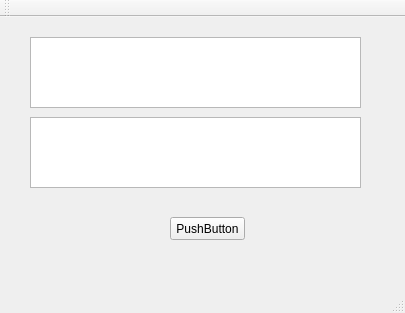
Qt form mathparsermainwindow.ui (jan-henkel/MathParser) before a commit.
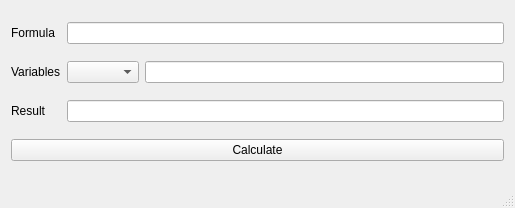
The same form after that commit.

Commit message: Modify interpreter, add rudimentary UI

Patch:
```diff
--- a/mathparsermainwindow.ui
+++ b/mathparsermainwindow.ui
@@ -6,47 +6,56 @@
    <rect>
     <x>0</x>
     <y>0</y>
-    <width>405</width>
-    <height>313</height>
+    <width>515</width>
+    <height>208</height>
    </rect>
   </property>
   <property name="windowTitle">
    <string>MathParserMainWindow</string>
   </property>
   <widget class="QWidget" name="centralWidget">
-   <widget class="QTextEdit" name="formulaTextEdit">
-    <property name="geometry">
-     <rect>
-      <x>30</x>
-      <y>20</y>
-      <width>331</width>
-      <height>71</height>
-     </rect>
-    </property>
-   </widget>
-   <widget class="QTextEdit" name="resultTextEdit">
-    <property name="geometry">
-     <rect>
-      <x>30</x>
-      <y>100</y>
-      <width>331</width>
-      <height>71</height>
-     </rect>
-    </property>
-   </widget>
-   <widget class="QPushButton" name="pushButton">
-    <property name="geometry">
-     <rect>
-      <x>170</x>
-      <y>200</y>
-      <width>75</width>
-      <height>23</height>
-     </rect>
-    </property>
-    <property name="text">
-     <string>PushButton</string>
-    </property>
-   </widget>
+   <layout class="QGridLayout" name="gridLayout">
+    <item row="0" column="0">
+     <widget class="QLabel" name="formulaLabel">
+      <property name="text">
+       <string>Formula</string>
+      </property>
+     </widget>
+    </item>
+    <item row="0" column="1" colspan="2">
+     <widget class="QLineEdit" name="formulaLineEdit"/>
+    </item>
+    <item row="1" column="0">
+     <widget class="QLabel" name="variablesLabel">
+      <property name="text">
+       <string>Variables</string>
+      </property>
+     </widget>
+    </item>
+    <item row="1" column="1">
+     <widget class="QComboBox" name="variablesComboBox"/>
+    </item>
+    <item row="1" column="2">
+     <widget class="QLineEdit" name="variablesLineEdit"/>
+    </item>
+    <item row="2" column="0">
+     <widget class="QLabel" name="resultLabel">
+      <property name="text">
+       <string>Result</string>
+      </property>
+     </widget>
+    </item>
+    <item row="2" column="1" colspan="2">
+     <widget class="QLineEdit" name="resultLineEdit"/>
+    </item>
+    <item row="3" column="0" colspan="3">
+     <widget class="QPushButton" name="calculatePushButton">
+      <property name="text">
+       <string>Calculate</string>
+      </property>
+     </widget>
+    </item>
+   </layout>
   </widget>
   <widget class="QMenuBar" name="menuBar">
    <property name="geometry">
@@ -58,14 +67,6 @@
     </rect>
    </property>
   </widget>
-  <widget class="QToolBar" name="mainToolBar">
-   <attribute name="toolBarArea">
-    <enum>TopToolBarArea</enum>
-   </attribute>
-   <attribute name="toolBarBreak">
-    <bool>false</bool>
-   </attribute>
-  </widget>
   <widget class="QStatusBar" name="statusBar"/>
  </widget>
  <layoutdefault spacing="6" margin="11"/>
```
Left out of the diff: 4 changed lines with no effect on the pictures. The commit also changes 3 other files.
